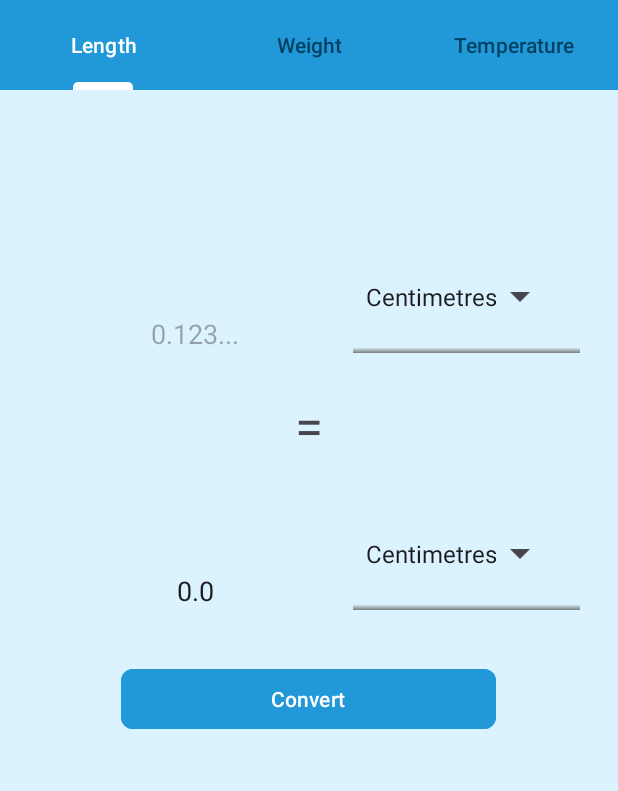
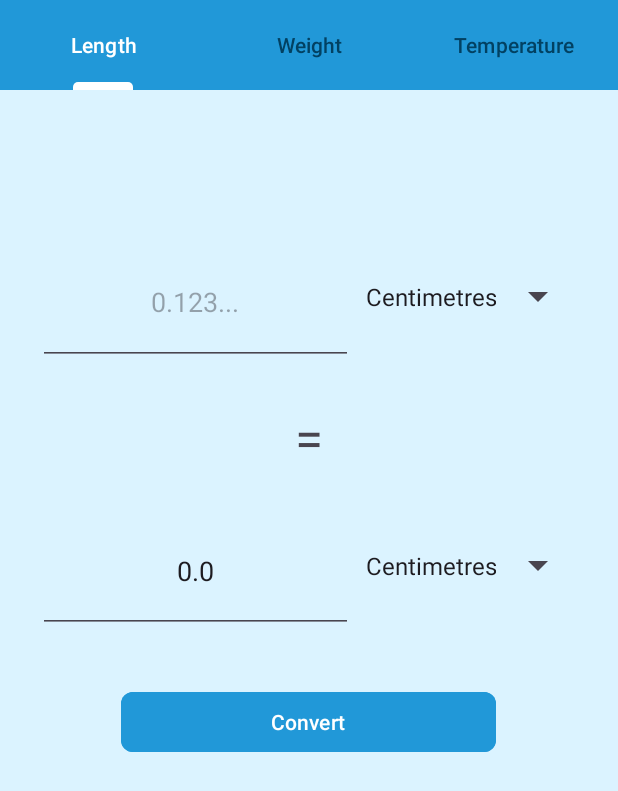
Before and after one commit to b0ink/2.1-UnitConverterApp, an Android app: the screen it shows after launch (MainActivity), on a phone screen of 412 x 824 dp. Shown: the top 791 px of the screen. Run offline under Robolectric (Android 15) with nearby library versions, the phone set to English and light mode, and no system bars.

Commit message:
Clean up design

```diff
--- a/app/src/main/res/drawable/spinner_border.xml
+++ b/app/src/main/res/drawable/spinner_border.xml
@@ -10,8 +10,8 @@
             <!-- Customize your background shape here -->
             <gradient
                 android:angle="90"
-                android:startColor="#7B7B7B"
-                android:centerX="0.05"
+                android:startColor="#000000"
+                android:centerX="0.0"
                 android:centerColor="@android:color/transparent" />
         </shape>
     </item>
@@ -24,6 +24,6 @@
         android:width="32dp"
         android:height="32dp"
         android:drawable="@drawable/ic_spinner_caret"
-        android:end="24dp"
+        android:end="12dp"
         android:gravity="end|center_vertical" />
 </layer-list>
--- a/app/src/main/res/layout/activity_main.xml
+++ b/app/src/main/res/layout/activity_main.xml
@@ -85,8 +85,7 @@
             <EditText
                 android:id="@+id/inputValue"
                 android:layout_width="wrap_content"
-                android:layout_height="wrap_content"
-                android:layout_marginTop="25dp"
+                android:layout_height="match_parent"
                 android:layout_weight="1"
                 android:ems="10"
                 android:hint="0.123..."
@@ -99,6 +98,7 @@
                 android:id="@+id/conversionOptionsInput"
                 android:layout_width="match_parent"
                 android:layout_height="75dp"
+                android:layout_marginBottom="8dp"
                 android:background="@drawable/spinner_border"
                 android:dropDownSelector="@android:drawable/arrow_down_float"
                 android:textAlignment="center" />
@@ -125,12 +125,11 @@
             <EditText
                 android:id="@+id/outputValue"
                 android:layout_width="wrap_content"
-                android:layout_height="wrap_content"
-                android:layout_marginTop="25dp"
+                android:layout_height="match_parent"
                 android:layout_weight="1"
                 android:width="250dp"
                 android:ems="10"
-                android:inputType="none"
+                android:inputType="text"
                 android:singleLine="true"
                 android:text="0.0"
                 android:textAlignment="center" />
@@ -139,6 +138,7 @@
                 android:id="@+id/conversionOptionsOutput"
                 android:layout_width="match_parent"
                 android:layout_height="75dp"
+                android:layout_marginBottom="7dp"
                 android:background="@drawable/spinner_border"
                 android:dropDownSelector="@android:drawable/arrow_down_float"
                 android:textAlignment="center" />
```
